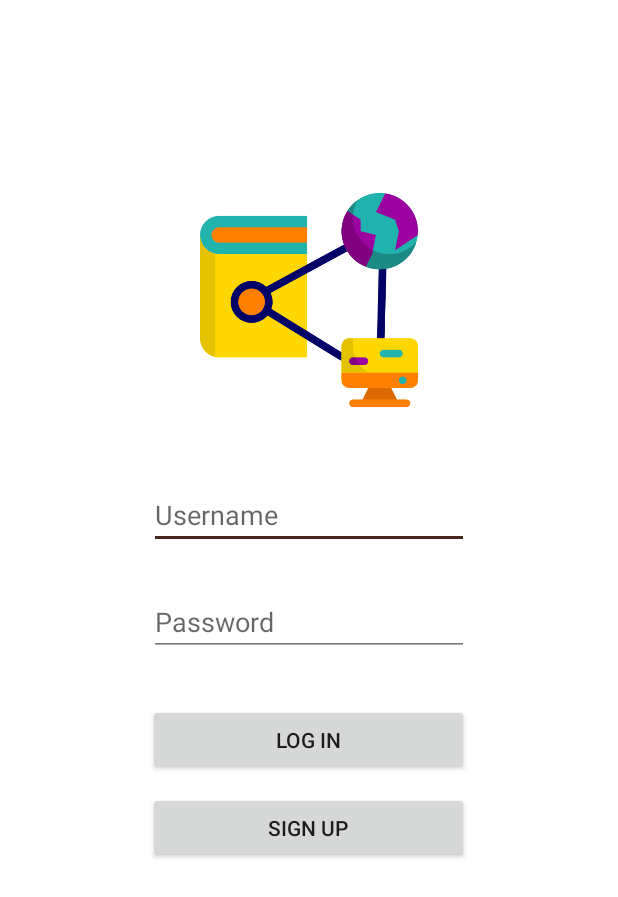
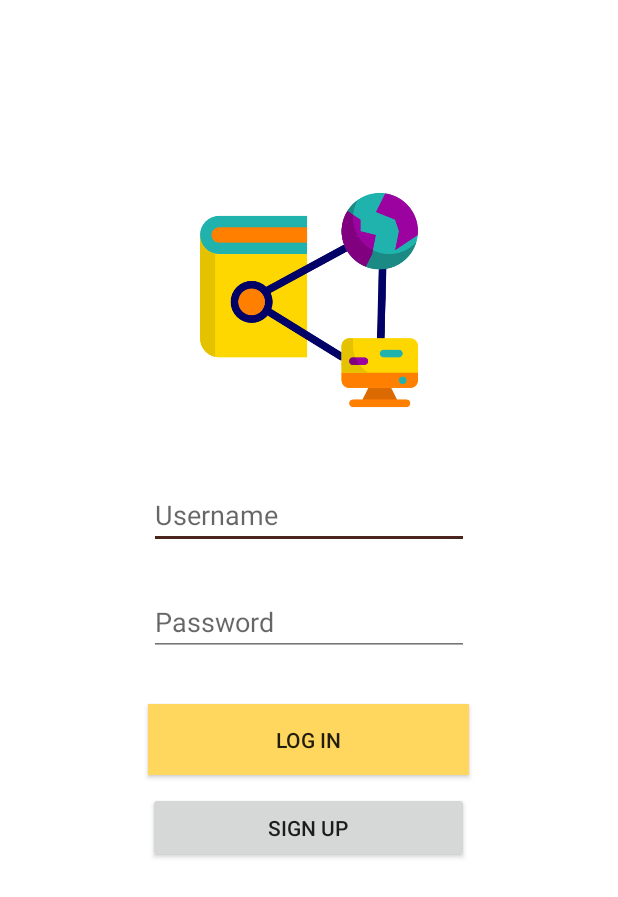
Before and after one commit to shaira97/anything, an Android app: the screen it shows after launch (LoginActivity), on a phone screen of 412 x 824 dp. Shown: the top 897 px of the screen. Run offline under Robolectric (Android 15) with nearby library versions, the phone set to English and light mode, and no system bars.

Commit message:
//hello comment

```diff
--- a/app/src/main/res/layout/activity_login.xml
+++ b/app/src/main/res/layout/activity_login.xml
@@ -1,8 +1,6 @@
 <?xml version="1.0" encoding="utf-8"?>
-<android.support.constraint.ConstraintLayout
-    xmlns:android="http://schemas.android.com/apk/res/android"
+<android.support.constraint.ConstraintLayout xmlns:android="http://schemas.android.com/apk/res/android"
     xmlns:app="http://schemas.android.com/apk/res-auto"
-    xmlns:tools="http://schemas.android.com/tools"
     android:layout_width="match_parent"
     android:layout_height="match_parent">
 
@@ -53,6 +51,7 @@
         android:layout_marginStart="98dp"
         android:layout_marginTop="32dp"
         android:layout_marginEnd="99dp"
+        android:background="@color/colorAccent"
         android:text="Log in"
         app:layout_constraintEnd_toEndOf="parent"
         app:layout_constraintStart_toStartOf="parent"
```
